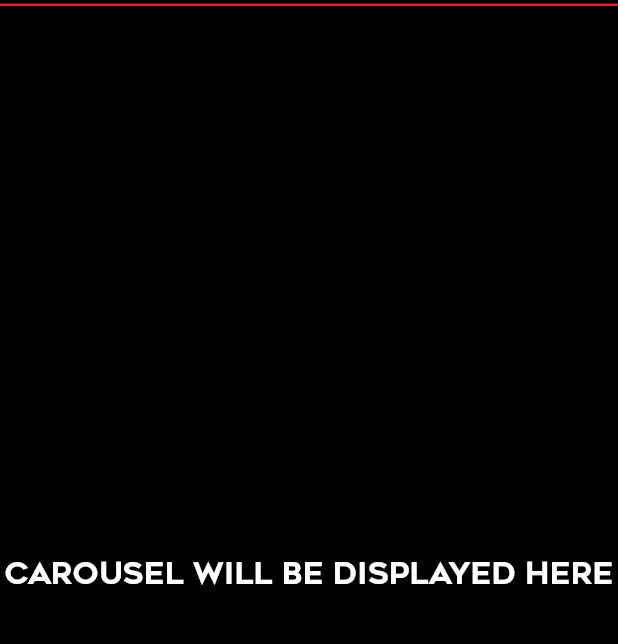
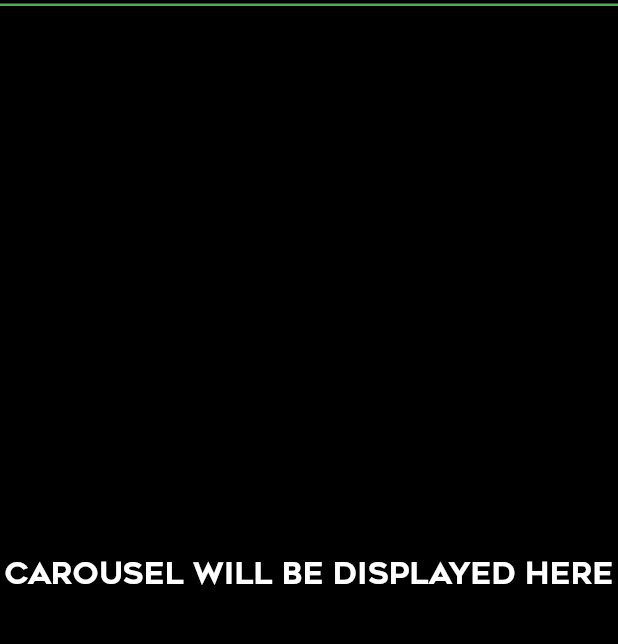
Before and after one commit to AmirAbu-Almajd/Klick-90-flutter-website, a Flutter app: the screen it shows after launch, on a phone screen of 412 x 824 dp, the part 84-728 px from its top. Run offline on Flutter 3.47's test engine with Material 2 defaults, Android fonts, the phone set to English and light mode, and no system bars; our stand-ins replace carousel_slider; missing offline and left inert: dart:html, dart:js.

Commit message:
fake commit to test deployment

```diff
--- a/lib/appBar/appbar.dart
+++ b/lib/appBar/appbar.dart
@@ -9,7 +9,8 @@ AppBar appBar(BuildContext context, ScrollController scrollController) {
   return AppBar(
     bottom: PreferredSize(
         child: Container(
-          color: Theme.of(context).colorScheme.primary,
+          // color: Theme.of(context).colorScheme.primary,
+          color: Colors.green,
           height: height * 0.002,
         ),
         preferredSize: Size.fromHeight(4.0)),
```
